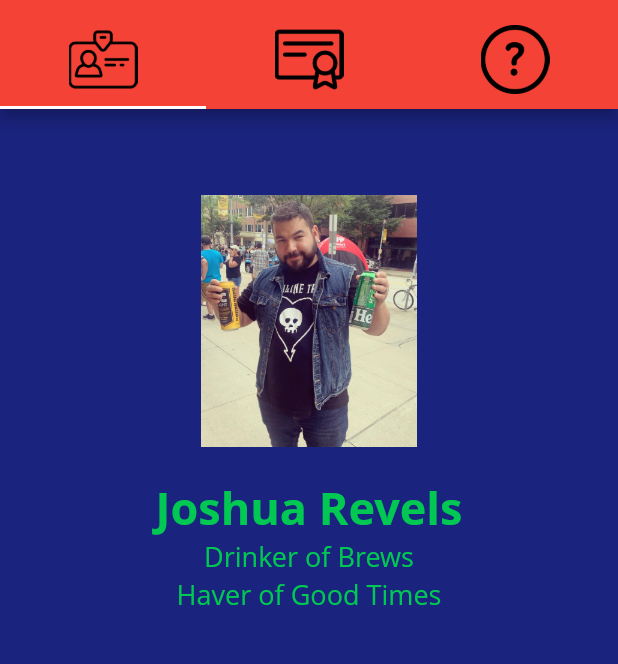
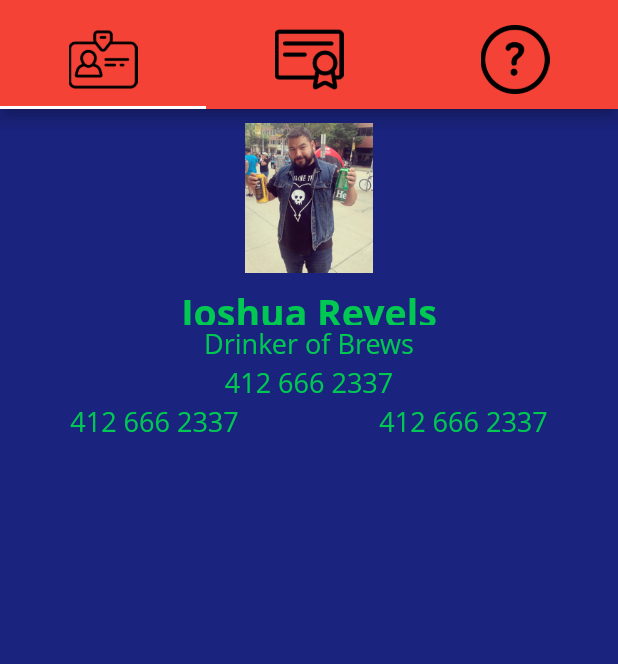
Before and after one commit to RevelsXIX/tab_project2, a Flutter app: the screen it shows after launch, on a phone screen of 412 x 824 dp, the part 47-711 px from its top. Run offline on Flutter 3.47's test engine with Material 2 defaults, Android fonts, the phone set to English and light mode, and no system bars; Roboto replaces fonts that are missing (Open Sans).

Commit message:
third commit

```diff
--- a/lib/screens/alpha_screen.dart
+++ b/lib/screens/alpha_screen.dart
@@ -1,96 +1,92 @@
 import 'package:flutter/material.dart';
-
-// class AlphaScreen extends StatelessWidget {
-//   @override
-//   Widget build(BuildContext context) {
-//     return Container(
-//       color: Colors.amber[600],
-//       child: paddedPlaceholer(context)
-//     );
-//   }
-
-//   Widget paddedPlaceholer(context) {
-//     return Padding(
-//       padding: EdgeInsets.all(padding(context)),
-//       // padding: EdgeInsets.all(120),
-//       child: Image.asset(
-//         'assets/images/brews.jpg',
-//         scale: 8.0, )
-//       );
-//   }
-
-//   double padding(BuildContext context) {
-//     if (MediaQuery.of(context).orientation == Orientation.landscape){
-//       return MediaQuery.of(context).size.width * 0.1;
-//     } else {
-//       return MediaQuery.of(context).size.width * 0.3;
-//     }
-
-//   }
-
-
-//   double scale(BuildContext context) {
-//     if (MediaQuery.of(context).orientation == Orientation.landscape){
-//       return MediaQuery.of(context).size.height * 3;
-//     } else {
-//       return MediaQuery.of(context).size.height * 3;
-//     }
-
-//   }
-
-// }
-
-
-
-
-
-
 
 class AlphaScreen extends StatelessWidget {
   @override
   Widget build(BuildContext context) {
     return Scaffold(
         backgroundColor: Colors.indigo[900],
-        body: Stack(
-          children: <Widget>[
-            Positioned(
-                width: MediaQuery.of(context).size.width,
-                top: MediaQuery.of(context).size.width * 0.10,//TRY TO CHANGE THIS **0.30** value to achieve your goal
-                child: Container(
-                  margin: EdgeInsets.all(16.0),
-                  child:Column(
+        body: Column(
+          // mainAxisAlignment: MainAxisAlignment.center,
+          children: [
+          Row(
             mainAxisAlignment: MainAxisAlignment.center,
-                      children: <Widget>[
-                        Image.asset('assets/images/brews.jpg', scale: 10),
-                        SizedBox(height: 20,),
-                        Text("Joshua Revels", style: TextStyle(
-                            fontSize: 30,
+            children: [
+            Padding(
+              padding: EdgeInsets.all(9),
+              child: SizedBox(
+                child: Image.asset('assets/images/brews.jpg'),
+            width: 100, height: 100))
+          ]),
+          Row(
+            mainAxisAlignment: MainAxisAlignment.center,
+            children: [
+            SizedBox(child: Text(
+              "Joshua Revels",
+              style: TextStyle(
+                      fontSize: 25,
                       color: Colors.greenAccent[700],
                       fontFamily: 'Open Sans',
                       fontWeight: FontWeight.bold
-                            )
-                        ),
-                        Text("Drinker of Brews", style: TextStyle(
+                      )),
+             height: 26),
+          ]),
+          Row(
+            mainAxisAlignment: MainAxisAlignment.center,
+            children: [
+            SizedBox(child: Text(
+              "Drinker of Brews",
+              style: TextStyle(
                       fontSize: 18,
                       color: Colors.greenAccent[700],
                       fontFamily: 'Open Sans',
                       fontWeight: FontWeight.normal
-                            )
-                        ),
-                        Text("Haver of Good Times", style: TextStyle(
+                      )),
+             height: 26),
+          ]),
+          Row(
+            mainAxisAlignment: MainAxisAlignment.center,
+            children: [
+            SizedBox(child: Text(
+              "412 666 2337",
+              style: TextStyle(
                       fontSize: 18,
                       color: Colors.greenAccent[700],
                       fontFamily: 'Open Sans',
                       fontWeight: FontWeight.normal
+                      )),
+             height: 26),
+          ]),
+          Row(
+            mainAxisAlignment: MainAxisAlignment.center,
+            children: [
+              Expanded(child:
+            SizedBox(
+              child: Text(
+              "412 666 2337",
+              textAlign: TextAlign.center,
+              style: TextStyle(
+                      fontSize: 18,
+                      color: Colors.greenAccent[700],
+                      fontFamily: 'Open Sans',
+                      fontWeight: FontWeight.normal
+                      )),
+            // width: 100,
+            height: 20)),
+            Expanded(child:
+            SizedBox(child: Text(
+              "412 666 2337",
+              textAlign: TextAlign.center,
+              style: TextStyle(
+                      fontSize: 18,
+                      color: Colors.greenAccent[700],
+                      fontFamily: 'Open Sans',
+                      fontWeight: FontWeight.normal
+                      )),
+            // width: 100,
+            height: 20
           )
-                        ),
-                      ]
-                  ),
-                ))
-          ],
-        )
+          )])
+      ])
     );
   }
-
-
 }
```
Lines whose indentation alone changed are shown as unchanged.
